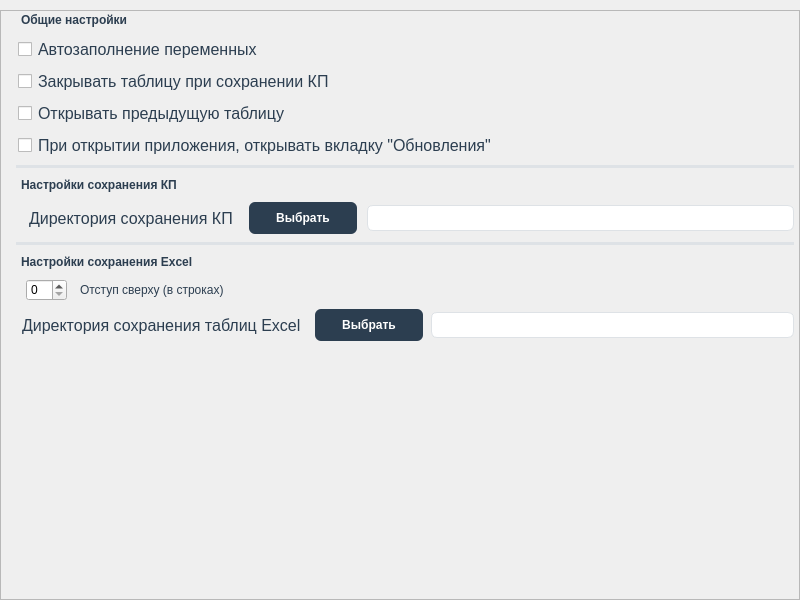
Before: the Qt Designer form ui/settingsAppGui.ui in p4st1/AppForCommercialRequests, drawn with Qt 5.
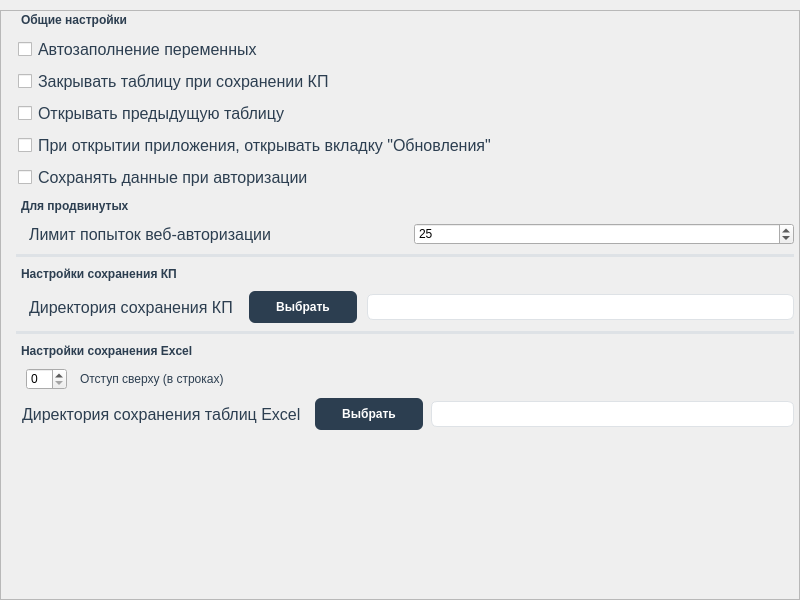
After: the same form once the commit is applied. Icons and pictures are not drawn.

Commit message: Снизить задержку авторизации и лимит

```diff
--- a/ui/settingsAppGui.ui
+++ b/ui/settingsAppGui.ui
@@ -590,6 +590,69 @@
             </property>
            </widget>
           </item>
+          <item>
+           <widget class="QCheckBox" name="saveWebAuthDataCheckBox">
+            <property name="styleSheet">
+             <string notr="true">color: #2c3e50;
+font-size: 16px;
+padding: 2px;</string>
+            </property>
+            <property name="text">
+             <string>Сохранять данные при авторизации</string>
+            </property>
+           </widget>
+          </item>
+          <item>
+           <widget class="QLabel" name="advancedLabel">
+            <property name="font">
+             <font>
+              <pointsize>-1</pointsize>
+              <bold>true</bold>
+             </font>
+            </property>
+            <property name="text">
+             <string>Для продвинутых</string>
+            </property>
+           </widget>
+          </item>
+          <item>
+           <layout class="QHBoxLayout" name="advancedLayout">
+            <property name="spacing">
+             <number>10</number>
+            </property>
+            <property name="leftMargin">
+             <number>7</number>
+            </property>
+            <property name="topMargin">
+             <number>0</number>
+            </property>
+            <item>
+             <widget class="QLabel" name="webAuthAttemptsLabel">
+              <property name="styleSheet">
+               <string notr="true">color: #2c3e50;
+font-size: 16px;
+padding: 2px;</string>
+              </property>
+              <property name="text">
+               <string>Лимит попыток веб-авторизации</string>
+              </property>
+             </widget>
+            </item>
+            <item>
+             <widget class="QSpinBox" name="webAuthAttemptsSpinBox">
+              <property name="minimum">
+               <number>5</number>
+              </property>
+              <property name="maximum">
+               <number>120</number>
+              </property>
+              <property name="value">
+               <number>25</number>
+              </property>
+             </widget>
+            </item>
+           </layout>
+          </item>
           <item>
            <widget class="Line" name="line">
             <property name="styleSheet">
```
The commit also changes 5 other files.
